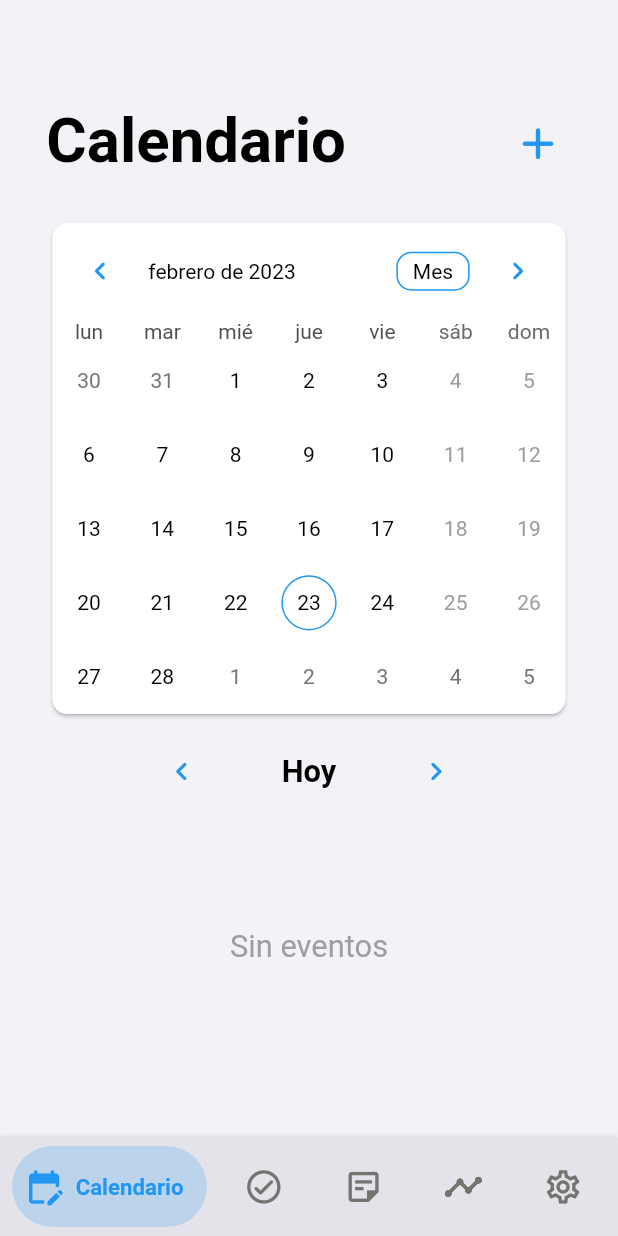
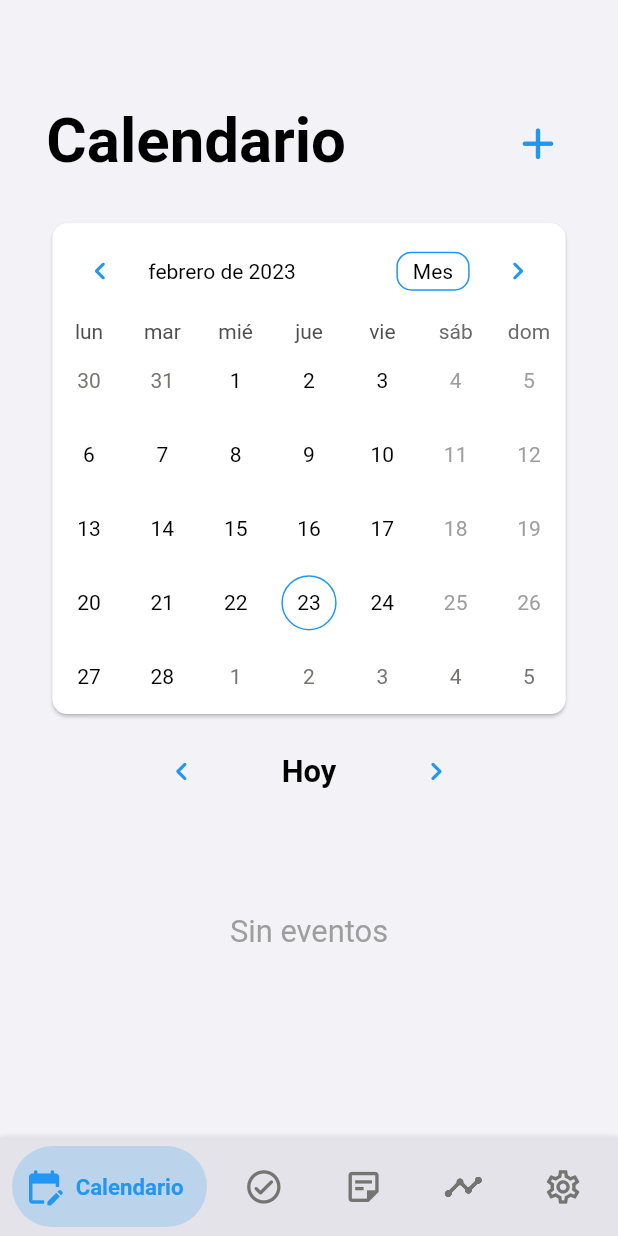
Before and after one commit to joaquinsolla/Simplex, a Flutter app: the screen it shows once a user with an empty profile is signed in, on a phone screen of 412 x 824 dp. Run offline on Flutter 3.47's test engine with Material 2 defaults, Android fonts, the phone set to English and light mode, and no system bars; drawn by our look-alikes of bottom_navy_bar, table_calendar; our stand-ins replace cloud_firestore, firebase_auth, firebase_core, flutter_local_notifications, focused_menu, rxdart and 2 more; accounts and stored records are empty.

Commit message:
Visual change

```diff
--- a/lib/pages/events/events_main.dart
+++ b/lib/pages/events/events_main.dart
@@ -275,7 +275,7 @@ class _EventsMainPageState extends State<EventsMainPage> {
                     ],
                   ),
 
-                  if (events.length == 0 && todos.length == 0 && notes.length == 0) NoItemsContainer('eventos', 0.225),
+                  if (events.length == 0 && todos.length == 0 && notes.length == 0) NoItemsContainer('eventos', 0.2),
 
                   Column(children: todos.map(buildTodoBox).toList(),),
 
```
